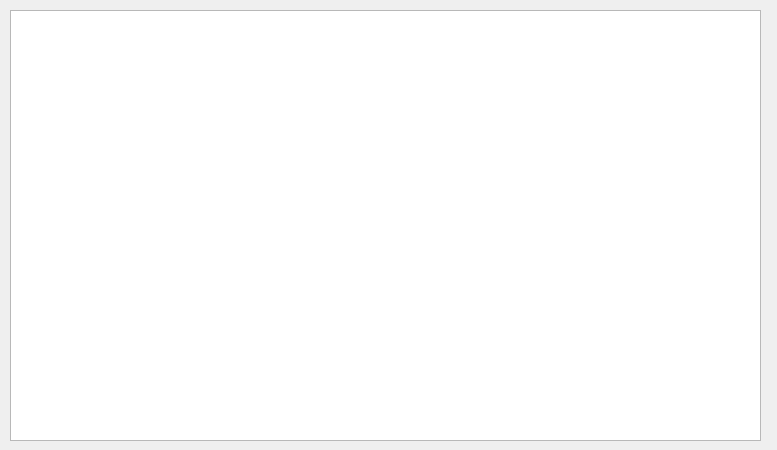
Old version of the form showcart.ui in the repository mhortis/Eshop_QT.
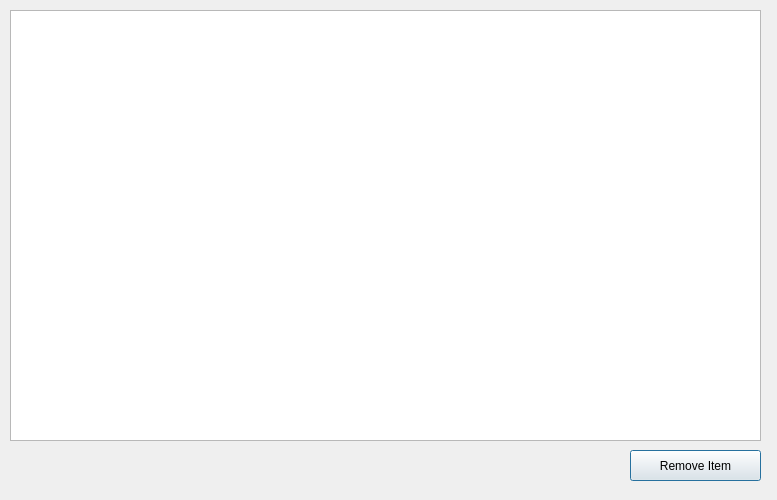
New version of the form.

```diff
--- a/showcart.ui
+++ b/showcart.ui
@@ -7,7 +7,7 @@
     <x>0</x>
     <y>0</y>
     <width>777</width>
-    <height>450</height>
+    <height>500</height>
    </rect>
   </property>
   <property name="windowTitle">
@@ -35,6 +35,19 @@
     <bool>true</bool>
    </property>
   </widget>
+  <widget class="QPushButton" name="pushButton">
+   <property name="geometry">
+    <rect>
+     <x>630</x>
+     <y>450</y>
+     <width>131</width>
+     <height>31</height>
+    </rect>
+   </property>
+   <property name="text">
+    <string>Remove Item</string>
+   </property>
+  </widget>
  </widget>
  <resources/>
  <connections/>
```
Left out of the diff: 2 changed lines with no effect on the pictures.
